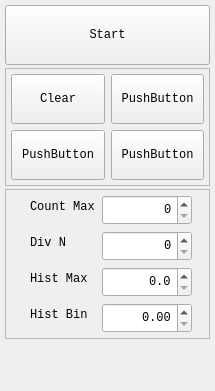
Above: src/ui/ControlPanel/controlpanel.ui from somabuggy2020/ONGAProject before the change. Below: the same form after it.
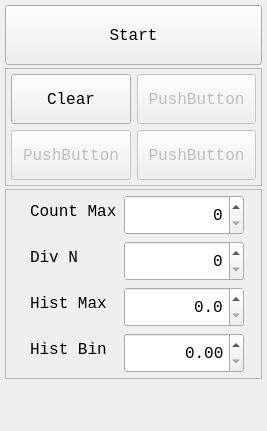
That is the form after the change.

Patch:
```diff
--- a/src/ui/ControlPanel/controlpanel.ui
+++ b/src/ui/ControlPanel/controlpanel.ui
@@ -6,13 +6,14 @@
    <rect>
     <x>0</x>
     <y>0</y>
-    <width>215</width>
-    <height>391</height>
+    <width>267</width>
+    <height>431</height>
    </rect>
   </property>
   <property name="font">
    <font>
     <family>Consolas</family>
+    <pointsize>12</pointsize>
    </font>
   </property>
   <property name="windowTitle">
@@ -83,6 +84,9 @@
       </item>
       <item row="0" column="1">
        <widget class="QPushButton" name="btn1">
+        <property name="enabled">
+         <bool>false</bool>
+        </property>
         <property name="minimumSize">
          <size>
           <width>0</width>
@@ -96,6 +100,9 @@
       </item>
       <item row="1" column="0">
        <widget class="QPushButton" name="btn2">
+        <property name="enabled">
+         <bool>false</bool>
+        </property>
         <property name="minimumSize">
          <size>
           <width>0</width>
@@ -109,6 +116,9 @@
       </item>
       <item row="1" column="1">
        <widget class="QPushButton" name="btn3">
+        <property name="enabled">
+         <bool>false</bool>
+        </property>
         <property name="minimumSize">
          <size>
           <width>0</width>
@@ -165,12 +175,12 @@
         <property name="minimumSize">
          <size>
           <width>0</width>
-          <height>30</height>
+          <height>40</height>
          </size>
         </property>
         <property name="maximumSize">
          <size>
-          <width>90</width>
+          <width>120</width>
           <height>16777215</height>
          </size>
         </property>
@@ -206,12 +216,12 @@
         <property name="minimumSize">
          <size>
           <width>0</width>
-          <height>30</height>
+          <height>40</height>
          </size>
         </property>
         <property name="maximumSize">
          <size>
-          <width>90</width>
+          <width>120</width>
           <height>16777215</height>
          </size>
         </property>
@@ -232,12 +242,12 @@
         <property name="minimumSize">
          <size>
           <width>0</width>
-          <height>30</height>
+          <height>40</height>
          </size>
         </property>
         <property name="maximumSize">
          <size>
-          <width>90</width>
+          <width>120</width>
           <height>0</height>
          </size>
         </property>
@@ -264,12 +274,12 @@
         <property name="minimumSize">
          <size>
           <width>0</width>
-          <height>30</height>
+          <height>40</height>
          </size>
         </property>
         <property name="maximumSize">
          <size>
-          <width>90</width>
+          <width>120</width>
           <height>16777215</height>
          </size>
         </property>
```
